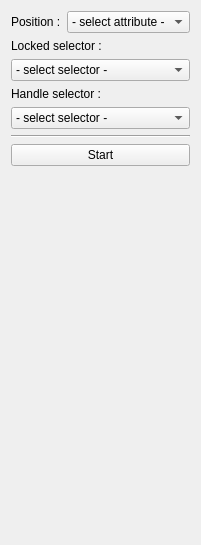
cgogn/CGoGN, file SCHNApps/Plugins/surface_deformation/forms/surface_deformation.ui: the form before one commit.
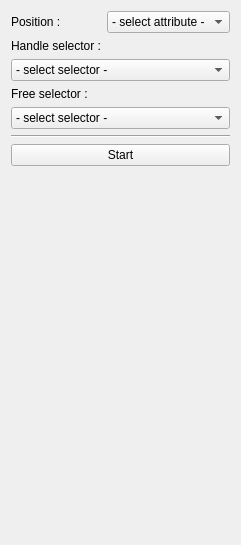
The form after the commit.

Commit message: update selection in surface deformation plugin

```diff
--- a/SCHNApps/Plugins/surface_deformation/forms/surface_deformation.ui
+++ b/SCHNApps/Plugins/surface_deformation/forms/surface_deformation.ui
@@ -6,7 +6,7 @@
    <rect>
     <x>0</x>
     <y>0</y>
-    <width>180</width>
+    <width>207</width>
     <height>545</height>
    </rect>
   </property>
@@ -14,6 +14,15 @@
    <string>Form</string>
   </property>
   <layout class="QGridLayout" name="gridLayout">
+   <item row="6" column="0" colspan="2">
+    <widget class="QComboBox" name="combo_freeSelector">
+     <item>
+      <property name="text">
+       <string>- select selector -</string>
+      </property>
+     </item>
+    </widget>
+   </item>
    <item row="0" column="0">
     <widget class="QLabel" name="label_2">
      <property name="text">
@@ -21,51 +30,13 @@
      </property>
     </widget>
    </item>
-   <item row="9" column="0" colspan="2">
-    <spacer name="verticalSpacer">
-     <property name="orientation">
-      <enum>Qt::Vertical</enum>
-     </property>
-     <property name="sizeHint" stdset="0">
-      <size>
-       <width>156</width>
-       <height>161</height>
-      </size>
-     </property>
-    </spacer>
-   </item>
-   <item row="3" column="0" colspan="2">
-    <widget class="QLabel" name="label_3">
-     <property name="text">
-      <string>Locked selector :</string>
-     </property>
-    </widget>
-   </item>
-   <item row="4" column="0" colspan="2">
-    <widget class="QComboBox" name="combo_lockedSelector">
-     <item>
-      <property name="text">
-       <string>- select selector -</string>
-      </property>
-     </item>
-    </widget>
-   </item>
    <item row="5" column="0" colspan="2">
-    <widget class="QLabel" name="label">
+    <widget class="QLabel" name="label_3">
      <property name="text">
-      <string>Handle selector :</string>
+      <string>Free selector :</string>
      </property>
     </widget>
    </item>
-   <item row="6" column="0" colspan="2">
-    <widget class="QComboBox" name="combo_handleSelector">
-     <item>
-      <property name="text">
-       <string>- select selector -</string>
-      </property>
-     </item>
-    </widget>
-   </item>
    <item row="0" column="1">
     <widget class="QComboBox" name="combo_positionAttribute">
      <property name="sizePolicy">
@@ -81,20 +52,49 @@
      </item>
     </widget>
    </item>
-   <item row="7" column="0" colspan="2">
+   <item row="9" column="0" colspan="2">
     <widget class="Line" name="line">
      <property name="orientation">
       <enum>Qt::Horizontal</enum>
      </property>
     </widget>
    </item>
-   <item row="8" column="0" colspan="2">
+   <item row="11" column="0" colspan="2">
+    <spacer name="verticalSpacer">
+     <property name="orientation">
+      <enum>Qt::Vertical</enum>
+     </property>
+     <property name="sizeHint" stdset="0">
+      <size>
+       <width>156</width>
+       <height>161</height>
+      </size>
+     </property>
+    </spacer>
+   </item>
+   <item row="10" column="0" colspan="2">
     <widget class="QPushButton" name="button_start_stop">
      <property name="text">
       <string>Start</string>
      </property>
     </widget>
    </item>
+   <item row="3" column="0">
+    <widget class="QLabel" name="label">
+     <property name="text">
+      <string>Handle selector :</string>
+     </property>
+    </widget>
+   </item>
+   <item row="4" column="0" colspan="2">
+    <widget class="QComboBox" name="combo_handleSelector">
+     <item>
+      <property name="text">
+       <string>- select selector -</string>
+      </property>
+     </item>
+    </widget>
+   </item>
   </layout>
  </widget>
  <tabstops>
```
The commit also changes 6 other files.
